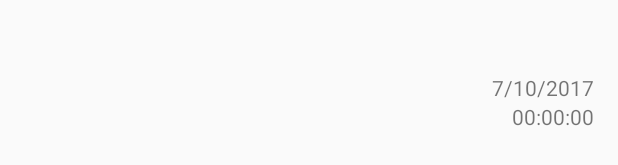
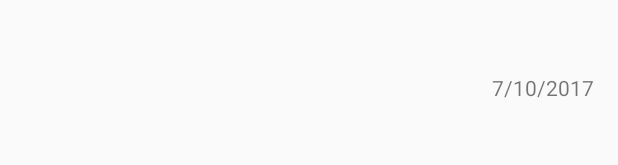
Before and after one commit to Herror/Worldnews, an Android app: the layout list_items.xml on its own in the app's theme, with its tools: preview values and no code run, on a phone screen of 412 x 824 dp. Shown: the part 530-695 px from the top of the screen. Run offline under Robolectric (Android 15) with nearby library versions, the phone set to English and light mode, and no system bars.

Commit message:
TimeFormat
With Error

```diff
--- a/app/src/main/res/layout/list_items.xml
+++ b/app/src/main/res/layout/list_items.xml
@@ -13,7 +13,7 @@
         android:id="@+id/general_info"
         android:layout_width="wrap_content"
         android:layout_height="match_parent"
-        android:layout_toLeftOf="@+id/time_view">
+        android:layout_toLeftOf="@+id/date_view">
 
         <TextView
             android:id="@+id/category"
@@ -49,13 +49,5 @@
         android:layout_alignParentRight="true"
         android:layout_centerInParent="true"/>
 
-        <TextView
-            android:id="@+id/time_view"
-            android:layout_width="wrap_content"
-            android:layout_height="wrap_content"
-            android:layout_marginLeft="8dp"
-            android:layout_below="@+id/date_view"
-            tools:text="00:00:00"
-            android:layout_alignParentRight="true" />
 
 </RelativeLayout>
```
Also changed, not shown: app/src/main/java/com/example/android/worldnews/NewsAdapter.java (+11 -17 lines).
